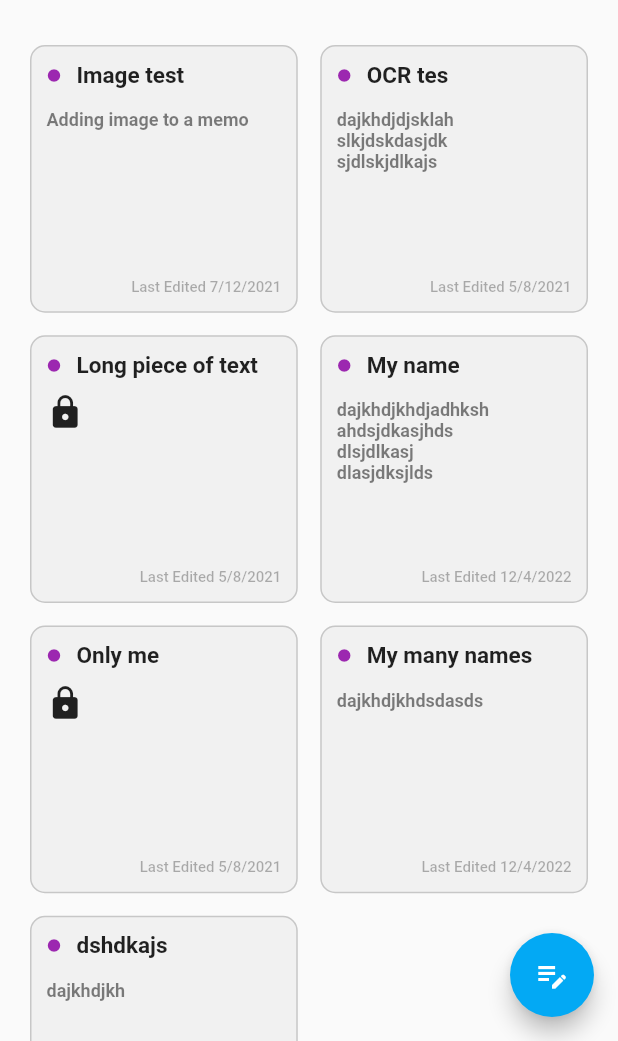
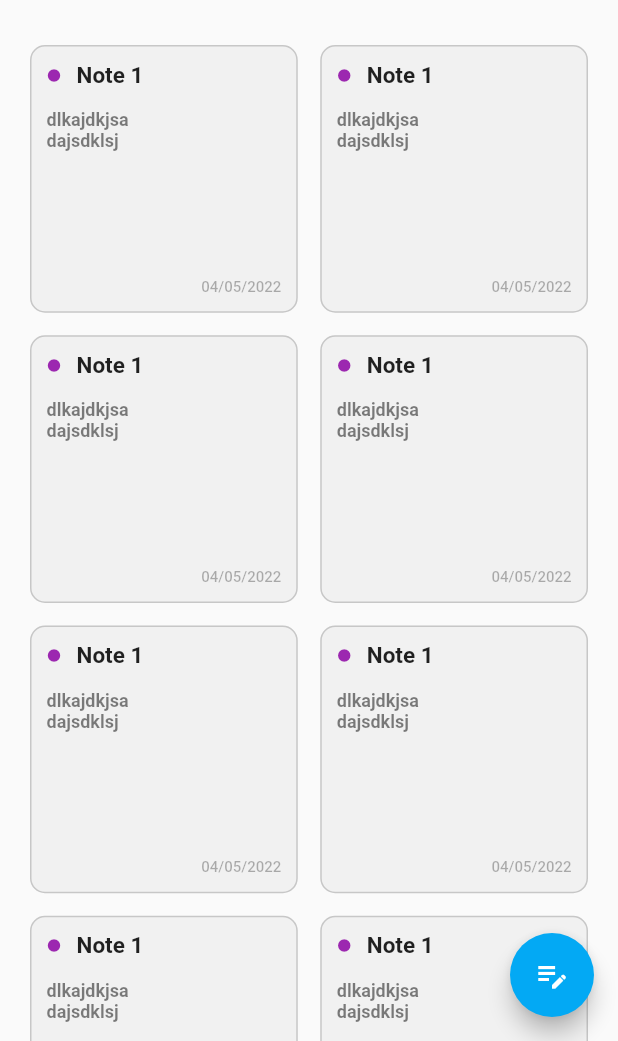
Before and after one commit to DanielOcloo/Notes_app1, a Flutter app: the screen it shows after launch, on a phone screen of 412 x 824 dp, the part 195-1236 px from its top. Run offline on Flutter 3.47's test engine with Material 2 defaults, Android fonts, the phone set to English and light mode, and no system bars.

Commit message:
Many changes made to all files

```diff
--- a/lib/classes.dart
+++ b/lib/classes.dart
@@ -1,11 +1,11 @@
 import 'package:flutter/material.dart';
 
-class Short extends StatelessWidget {
+class NoteCard extends StatelessWidget {
   final String? title;
   final String? body;
   final String? lastedited;
 
-  const Short({
+  const NoteCard({
     Key? key,
     this.title,
     this.body,
@@ -79,15 +79,14 @@ class Short extends StatelessWidget {
   }
 }
 
-class ShortIcon extends StatelessWidget {
+class LockedNoteCard extends StatelessWidget {
   final String? title;
-  final String? icon;
+
   final String? lastedited;
 
-  const ShortIcon({
+  const LockedNoteCard({
     Key? key,
     this.title,
-    this.icon,
     this.lastedited,
   }) : super(key: key);
 
@@ -225,3 +224,34 @@ class Typing extends StatelessWidget {
     );
   }
 }
+
+class NoteCardData extends StatefulWidget {
+  const NoteCardData({Key? key}) : super(key: key);
+
+  @override
+  State<NoteCardData> createState() => _NoteCardDataState();
+}
+
+class _NoteCardDataState extends State<NoteCardData> {
+  @override
+  Widget build(BuildContext context) {
+    return GridView.builder(
+      itemCount: 10,
+      gridDelegate: const SliverGridDelegateWithFixedCrossAxisCount(
+        crossAxisCount: 2,
+        crossAxisSpacing: 15,
+        mainAxisSpacing: 15,
+      ),
+      itemBuilder: (BuildContext context, int index) {
+        return const NoteCard(
+          title: 'Note 1',
+          body: 'dlkajdkjsa\ndajsdklsj',
+          lastedited: '04/05/2022',
+        );
+      },
+      scrollDirection: Axis.vertical,
+      shrinkWrap: true,
+      primary: false,
+    );
+  }
+}
--- a/lib/home_page.dart
+++ b/lib/home_page.dart
@@ -1,16 +1,18 @@
 import 'package:flutter/material.dart';
-import 'classes.dart';
-import 'note.dart';
+import 'package:notes_app/classes.dart';
+//import 'classes.dart';
+import 'note_page.dart';
 
-class MyHomePage extends StatefulWidget {
-  const MyHomePage({Key? key, required this.title}) : super(key: key);
-  final String title;
+class HomePage extends StatefulWidget {
+  const HomePage({
+    Key? key,
+  }) : super(key: key);
 
   @override
-  State<MyHomePage> createState() => _MyHomePageState();
+  State<HomePage> createState() => _HomePageState();
 }
 
-class _MyHomePageState extends State<MyHomePage> {
+class _HomePageState extends State<HomePage> {
   @override
   Widget build(BuildContext context) {
     return Scaffold(
@@ -107,50 +109,9 @@ class _MyHomePageState extends State<MyHomePage> {
                 ),
               ),
               const SizedBox(height: 30),
-              GridView.count(
-                scrollDirection: Axis.vertical,
-                shrinkWrap: true,
-                primary: false,
-                padding: const EdgeInsets.symmetric(horizontal: 20),
-                crossAxisSpacing: 15,
-                mainAxisSpacing: 15,
-                crossAxisCount: 2,
-                children: const <Widget>[
-                  Short(
-                    title: 'Image test',
-                    body: 'Adding image to a memo',
-                    lastedited: 'Last Edited 7/12/2021',
-                  ),
-                  Short(
-                    title: 'OCR tes',
-                    body: 'dajkhdjdjsklah\nslkjdskdasjdk\nsjdlskjdlkajs',
-                    lastedited: 'Last Edited 5/8/2021',
-                  ),
-                  ShortIcon(
-                    title: 'Long piece of text',
-                    lastedited: 'Last Edited 5/8/2021',
-                  ),
-                  Short(
-                    title: 'My name',
-                    body:
-                        'dajkhdjkhdjadhksh\nahdsjdkasjhds\ndlsjdlkasj\ndlasjdksjlds',
-                    lastedited: 'Last Edited 12/4/2022',
-                  ),
-                  ShortIcon(
-                    title: 'Only me',
-                    lastedited: 'Last Edited 5/8/2021',
-                  ),
-                  Short(
-                    title: 'My many names',
-                    body: 'dajkhdjkhdsdasds',
-                    lastedited: 'Last Edited 12/4/2022',
-                  ),
-                  Short(
-                    title: 'dshdkajs',
-                    body: 'dajkhdjkh',
-                    lastedited: 'dshjdkajhs',
-                  ),
-                ],
+              const Padding(
+                padding: EdgeInsets.symmetric(horizontal: 20),
+                child: NoteCardData(),
               ),
               const SizedBox(height: 30),
             ],
@@ -165,7 +126,7 @@ class _MyHomePageState extends State<MyHomePage> {
         onPressed: () => Navigator.push(
           context,
           MaterialPageRoute(
-            builder: (context) => const MyNotePage(),
+            builder: (context) => const NotePage(),
           ),
         ),
       ),
--- a/lib/main.dart
+++ b/lib/main.dart
@@ -15,7 +15,7 @@ class MyApp extends StatelessWidget {
       theme: ThemeData(
         primarySwatch: Colors.lightBlue,
       ),
-      home: const MyHomePage(title: 'Home page'),
+      home: const HomePage(),
     );
   }
 }
--- a/lib/note.dart
+++ b/lib/note_page.dart
@@ -1,16 +1,16 @@
 import 'package:flutter/material.dart';
 import 'classes.dart';
 
-class MyNotePage extends StatefulWidget {
-  const MyNotePage({
+class NotePage extends StatefulWidget {
+  const NotePage({
     Key? key,
   }) : super(key: key);
 
   @override
-  State<MyNotePage> createState() => _MyNotePageState();
+  State<NotePage> createState() => _NotePageState();
 }
 
-class _MyNotePageState extends State<MyNotePage> {
+class _NotePageState extends State<NotePage> {
   @override
   Widget build(BuildContext context) {
     return Scaffold(
```
